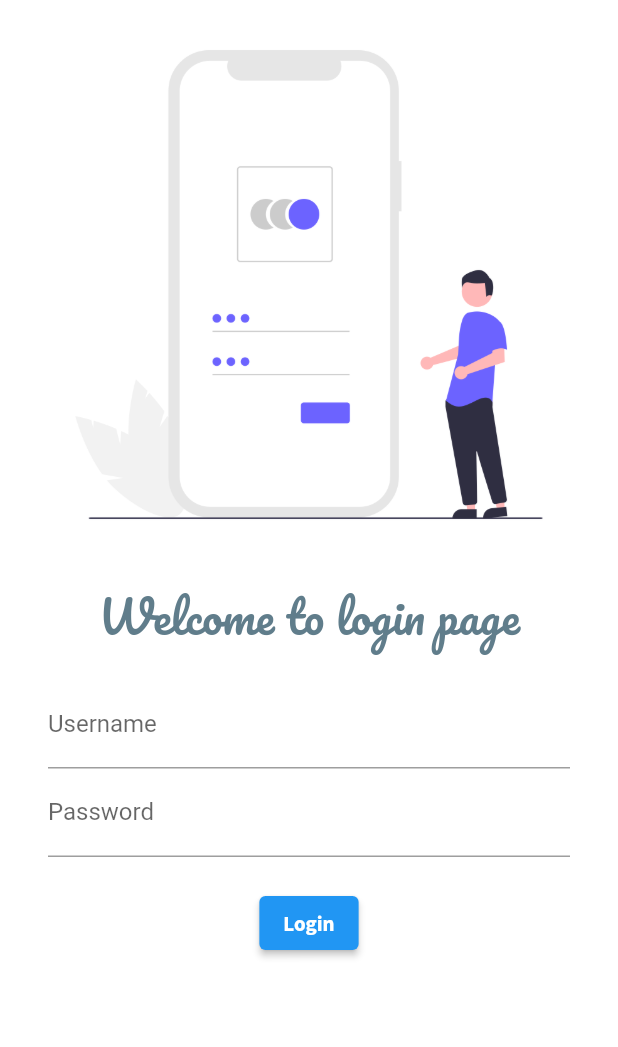
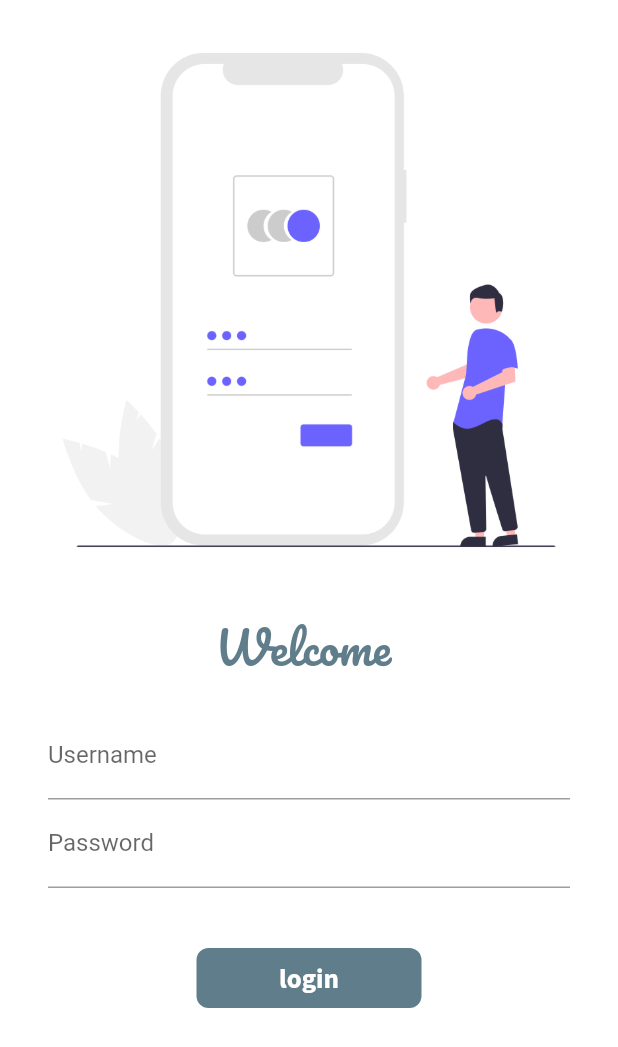
Before and after one commit to flutter-projects-anish/Catalog-app, a Flutter app: the screen it shows after launch, on a phone screen of 412 x 824 dp. Shown: the top 1047 px of the screen. Run offline on Flutter 3.47's test engine with Material 2 defaults, Android fonts, the phone set to English and light mode, and no system bars.

Commit message:
login animation

```diff
--- a/lib/main.dart
+++ b/lib/main.dart
@@ -1,4 +1,5 @@
 import 'package:catalog_app/pages/login_page.dart';
+import 'package:catalog_app/utils/routes.dart';
 import 'package:flutter/material.dart';
 import 'pages/home_page.dart';
 
@@ -14,10 +15,12 @@ class MyApp extends StatelessWidget {
     return MaterialApp(
       themeMode: ThemeMode.light,
       darkTheme: ThemeData(brightness: Brightness.dark),
-      initialRoute: '/login',
+      debugShowCheckedModeBanner: false,
+      initialRoute: '/',
       routes: {
-        '/home': (context) => const HomePage(),
-        '/login': (context) => const LoginPage()
+        '/': (context) => const LoginPage(),
+        MyRoutes.homeRoute: (context) => const HomePage(),
+        MyRoutes.loginRoute: (context) => const LoginPage()
       },
     );
   }
--- a/lib/pages/home_page.dart
+++ b/lib/pages/home_page.dart
@@ -7,6 +7,7 @@ class HomePage extends StatelessWidget {
   Widget build(BuildContext context) {
     return Scaffold(
       appBar: AppBar(
+        backgroundColor: Colors.blueGrey,
         title: const Text("Catalog App"),
       ),
       body: const Center(
--- a/lib/pages/login_page.dart
+++ b/lib/pages/login_page.dart
@@ -1,23 +1,33 @@
+import 'package:catalog_app/utils/routes.dart';
 import 'package:flutter/material.dart';
 
-class LoginPage extends StatelessWidget {
+class LoginPage extends StatefulWidget {
   const LoginPage({super.key});
 
+  @override
+  State<LoginPage> createState() => _LoginPageState();
+}
+
+class _LoginPageState extends State<LoginPage> {
+  String name = "";
+  bool changeButton = false;
   @override
   Widget build(BuildContext context) {
     return Material(
       color: Colors.white,
+      child: SingleChildScrollView(
         child: Column(children: [
           Image.asset(
             "images/login1.png",
+            height: 400,
             fit: BoxFit.cover,
           ),
           const SizedBox(
             height: 5,
           ),
-        const Text(
-          "Welcome to login page",
-          style: TextStyle(
+          Text(
+            "Welcome $name",
+            style: const TextStyle(
               fontSize: 30,
               color: Colors.blueGrey,
               fontFamily: 'Pacifico',
@@ -30,7 +40,12 @@ class LoginPage extends StatelessWidget {
               children: [
                 TextFormField(
                   decoration: const InputDecoration(
-                    hintText: "Enter username or email", labelText: "Username"),
+                      hintText: "Enter username or email",
+                      labelText: "Username"),
+                  onChanged: (value) {
+                    name = value;
+                    setState(() {});
+                  },
                 ),
                 TextFormField(
                   obscureText: true,
@@ -38,19 +53,52 @@ class LoginPage extends StatelessWidget {
                       hintText: "Enter your password", labelText: "Password"),
                 ),
                 const SizedBox(
-                height: 20,
+                  height: 40,
                 ),
-              ElevatedButton(
-                onPressed: () {},
-                child: const Text(
-                  "Login",
-                  style: TextStyle(fontFamily: 'Source Sans Pro'),
+                InkWell(
+                  onTap: () async {
+                    setState(() {
+                      changeButton = true;
+                    });
+                    await Future.delayed(const Duration(seconds: 1));
+                    Navigator.pushNamed(context, MyRoutes.homeRoute);
+                  },
+                  child: AnimatedContainer(
+                    duration: const Duration(seconds: 1),
+                    height: 40,
+                    width: changeButton ? 50 : 150,
+                    alignment: Alignment.center,
+                    decoration: BoxDecoration(
+                        borderRadius:
+                            BorderRadius.circular(changeButton ? 50 : 8),
+                        color: Colors.blueGrey),
+                    child: changeButton
+                        ? const Icon(
+                            Icons.done,
+                            color: Colors.white,
+                          )
+                        : const Text(
+                            "login",
+                            style: TextStyle(
+                                color: Colors.white,
+                                fontWeight: FontWeight.bold,
+                                fontFamily: "Source Sans Pro",
+                                fontSize: 18),
+                          ),
                   ),
                 )
+                // ElevatedButton(
+                //   style: TextButton.styleFrom(minimumSize: const Size(150, 40)),
+                //   onPressed: () {
+                //     Navigator.pushNamed(context, MyRoutes.homeRoute);
+                //   },
+                //   child: const Text("Login"),
+                // ),
               ],
             ),
           )
         ]),
+      ),
     );
   }
 }
--- /dev/null
+++ b/lib/utils/routes.dart
@@ -0,0 +1,4 @@
+class MyRoutes {
+  static String loginRoute = '/login';
+  static String homeRoute = '/home';
+}
```
Lines whose indentation alone changed are shown as unchanged.
